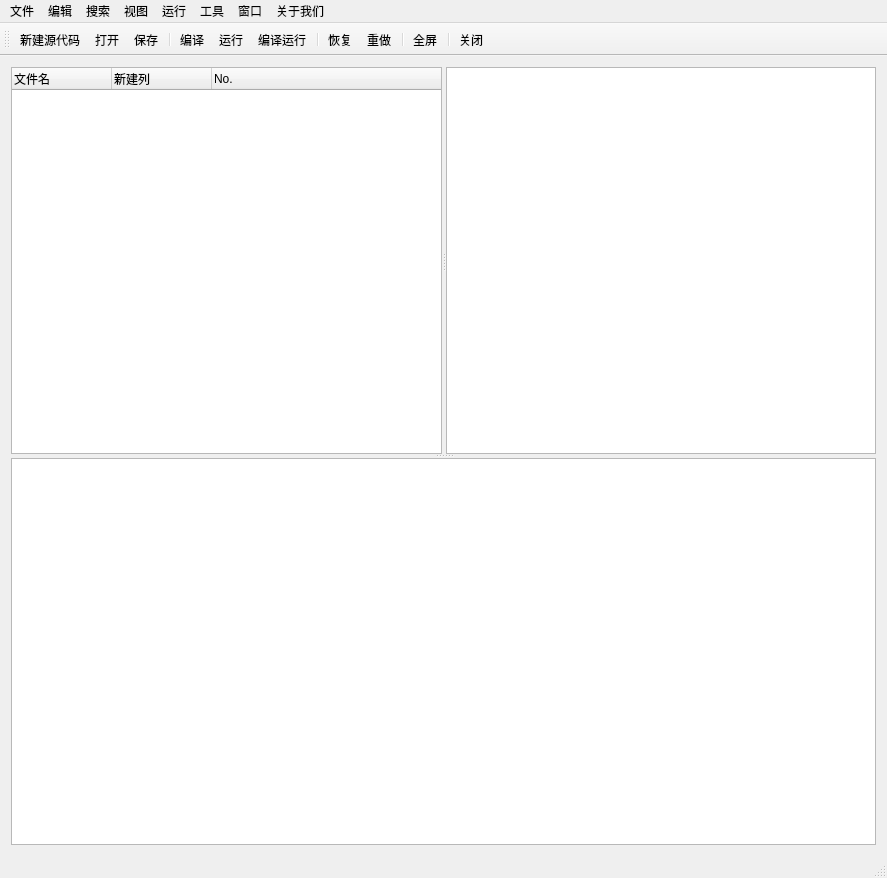
Before: the Qt Designer form bug_everyday_ide/mainwindow.ui in EAGuardian/No_bug_everyday, drawn with Qt 5.
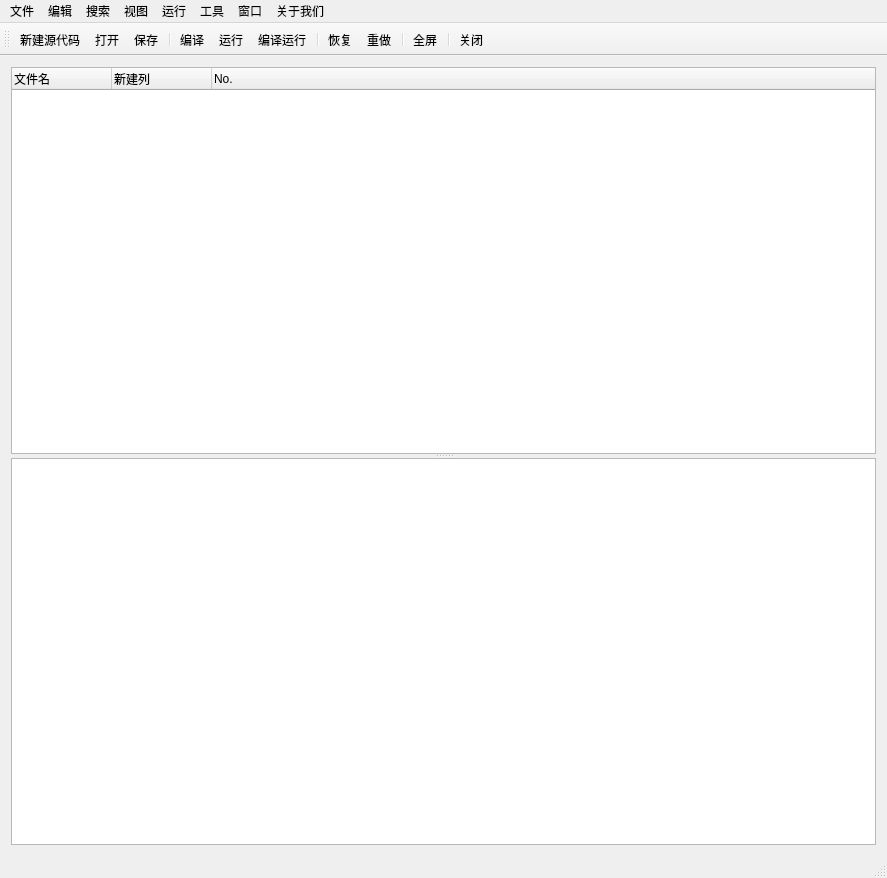
After: the same form once the commit is applied. Icons and pictures are not drawn.

```diff
--- a/bug_everyday_ide/mainwindow.ui
+++ b/bug_everyday_ide/mainwindow.ui
@@ -47,7 +47,6 @@
          </property>
         </column>
        </widget>
-       <widget class="QTextEdit" name="EditWidget"/>
       </widget>
       <widget class="QTextEdit" name="ResultWidget"/>
      </widget>
```
Left out of the diff: 2 changed lines with no effect on the pictures.
